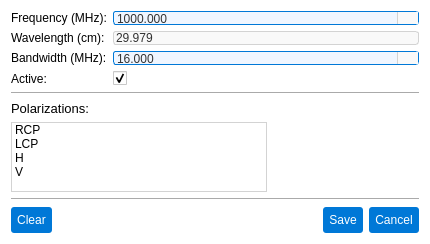
Old version of the form pastrocore/gui_pyside/dialog_editor_if.ui in the repository Torward1024/pAstroCORE.
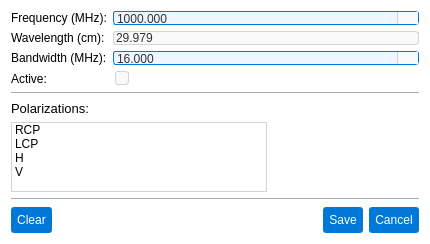
New version of the form. Icons and pictures are not drawn.

The edit to the form file:
```diff
--- a/pastrocore/gui_pyside/dialog_editor_if.ui
+++ b/pastrocore/gui_pyside/dialog_editor_if.ui
@@ -280,6 +280,85 @@
      </item>
      <item row="3" column="1">
       <widget class="QCheckBox" name="isActiveCheckBox">
+       <property name="styleSheet">
+        <string notr="true">/* Основной стиль QCheckBox */
+QCheckBox {
+    font-family: Arial;
+    font-size: 9pt;
+    color: #333333;
+    spacing: 6px;
+    padding: 2px;
+    outline: none;
+}
+
+QCheckBox::item {
+    padding: 2px;
+}
+
+/* Индикатор чекбокса */
+QCheckBox::indicator {
+    width: 12px;
+    height: 12px;
+    border-radius: 3px;
+    border: 1px solid #d3d3d3;
+    background-color: #f9f9f9;
+}
+
+/* Unchecked состояние */
+QCheckBox::indicator:unchecked {
+    border: 1px solid #d3d3d3;
+    background-color: #f9f9f9;
+    image: none;
+}
+
+QCheckBox::indicator:unchecked:hover {
+    border: 1px solid #1a8cff;
+    background-color: #f0f6ff;
+    image: none;
+}
+
+QCheckBox::indicator:unchecked:focus {
+    border: 1px solid #005bb5;
+    background-color: #f0f6ff;
+    image: none;
+}
+
+/* Checked состояние - БЕЛЫЙ ФОН, стандартная граница */
+QCheckBox::indicator:checked {
+    border: 1px solid #0078d7;
+    background-color: #ffffff; /* Белый фон */
+    image: url(:/icons/check_icon.svg);
+}
+
+QCheckBox::indicator:checked:hover {
+    border: 1px solid #1a8cff; /* Стандартная толщина */
+    background-color: #ffffff; /* Белый фон */
+    image: url(:/icons/check_icon_hover.svg);
+}
+
+QCheckBox::indicator:checked:focus {
+    border: 1px solid #005bb5; /* Стандартная толщина */
+    background-color: #ffffff; /* Белый фон */
+    image: url(:/icons/check_icon.svg);
+}
+
+/* Disabled состояния */
+QCheckBox::indicator:unchecked:disabled {
+    border: 1px solid #e0e0e0;
+    background-color: #f5f5f5;
+    image: none;
+}
+
+QCheckBox::indicator:checked:disabled {
+    border: 1px solid #cccccc;
+    background-color: #f0f0f0; /* Светло-серый фон */
+    image: url(:/icons/check_icon_disabled.svg);
+}
+
+QCheckBox:disabled {
+    color: #999999;
+}</string>
+       </property>
        <property name="checked">
         <bool>true</bool>
        </property>
```
Left out of the diff: 212 changed lines with no effect on the pictures.
